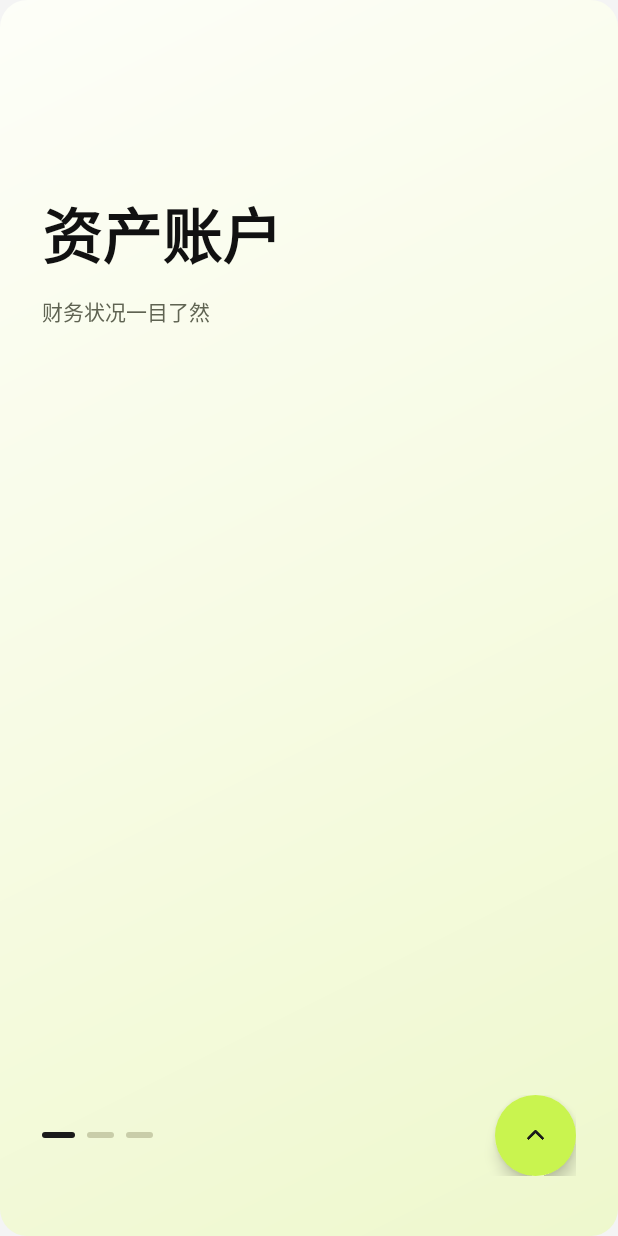
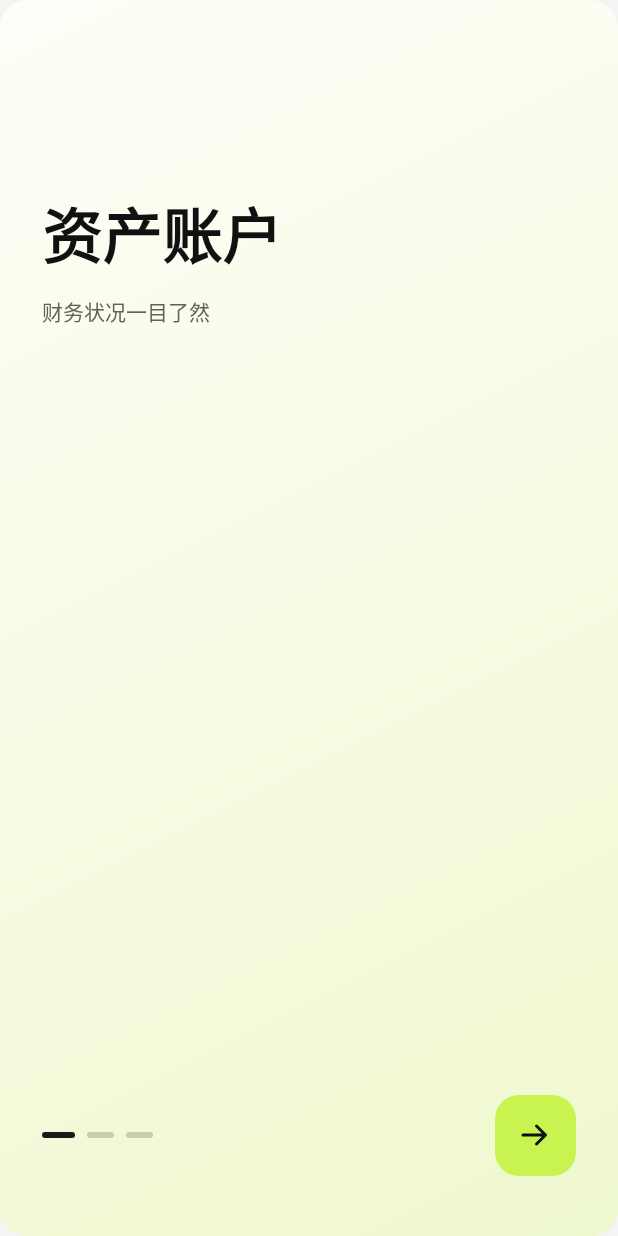
Before and after one commit to HanYunChenLuo/xiaoman, an Android app: the screen it shows after launch (MainActivity), on a phone screen of 412 x 824 dp. Run offline under Robolectric (Android 15) with nearby library versions, the phone set to English and light mode, and no system bars; network calls fail.

```diff
--- a/app/build.gradle
+++ b/app/build.gradle
@@ -19,8 +19,8 @@ android {
         applicationId 'com.xiaoman.app'
         minSdk 24
         targetSdk 34
-        versionCode 40
-        versionName '1.6.0'
+        versionCode 1
+        versionName '1.0.0'
     }
 
     if (signingReady) {
@@ -44,6 +44,10 @@ android {
         }
     }
 
+    buildFeatures {
+        buildConfig true
+    }
+
     compileOptions {
         sourceCompatibility JavaVersion.VERSION_11
         targetCompatibility JavaVersion.VERSION_11
--- a/app/src/main/java/com/xiaoman/app/Backup.java
+++ b/app/src/main/java/com/xiaoman/app/Backup.java
@@ -321,7 +321,7 @@ final class Backup {
         root.put("save_money", smRaw != null ? smRaw : new JSONArray());
         root.put("expire_reminders", reminders(store));
         root.put("platform", "AOS");
-        root.put("version", "1.5.3");
+        root.put("version", "1.0.0");
         root.put("exported_at", System.currentTimeMillis() / 1000);
 
         List<Object[]> entries = new ArrayList<>();
--- a/app/src/main/java/com/xiaoman/app/MainActivity.java
+++ b/app/src/main/java/com/xiaoman/app/MainActivity.java
@@ -53,7 +53,7 @@ public class MainActivity extends Activity {
     private String entered = "";
     private boolean backgrounded = false;
     private java.util.Map<String, String> pendingImages = new java.util.HashMap<>();
-    private static final int APP_VERSION_CODE = 40;
+    private static final int APP_VERSION_CODE = BuildConfig.VERSION_CODE;
     private static final int BRAND_SCHEMA = 1;
     private static final String BRAND_DATA_API_URL =
             "https://api.github.com/repos/HanYunChenLuo/xiaoman/contents/data/brands.json";
@@ -405,12 +405,10 @@ public class MainActivity extends Activity {
         foot.addView(dots, lpw(1, -2));
 
         FrameLayout next = new FrameLayout(this);
-        next.setBackground(ui.circle(Ui.LIME));
-        next.setElevation(dp(6));
-        ImageView arrow = ui.iconTint("ic_chevron", 22, 0xFF1A1A1A);
-        arrow.setRotation(-90);
-        FrameLayout.LayoutParams arp = new FrameLayout.LayoutParams(dp(22), dp(22), Gravity.CENTER);
-        next.addView(arrow, arp);
+        next.setBackground(ui.round(Ui.LIME, 16));
+        ImageView arrow = new ImageView(this);
+        arrow.setImageResource(R.drawable.ic_next);
+        next.addView(arrow, new FrameLayout.LayoutParams(dp(24), dp(24), Gravity.CENTER));
         next.setOnClickListener(v -> {
             if (obPage < OB.length - 1) { obPage++; showOnboarding(); }
             else { store.setBool("onboarded", true); showHome(); }
--- /dev/null
+++ b/app/src/main/res/drawable/ic_next.xml
@@ -0,0 +1,12 @@
+<vector xmlns:android="http://schemas.android.com/apk/res/android"
+    android:width="24dp"
+    android:height="24dp"
+    android:viewportWidth="24"
+    android:viewportHeight="24">
+    <path
+        android:pathData="M4,12 L19,12 M13,6 L19,12 L13,18"
+        android:strokeColor="#111111"
+        android:strokeWidth="2"
+        android:strokeLineCap="round"
+        android:strokeLineJoin="round" />
+</vector>
```
Also changed, not shown: 4 other files.
